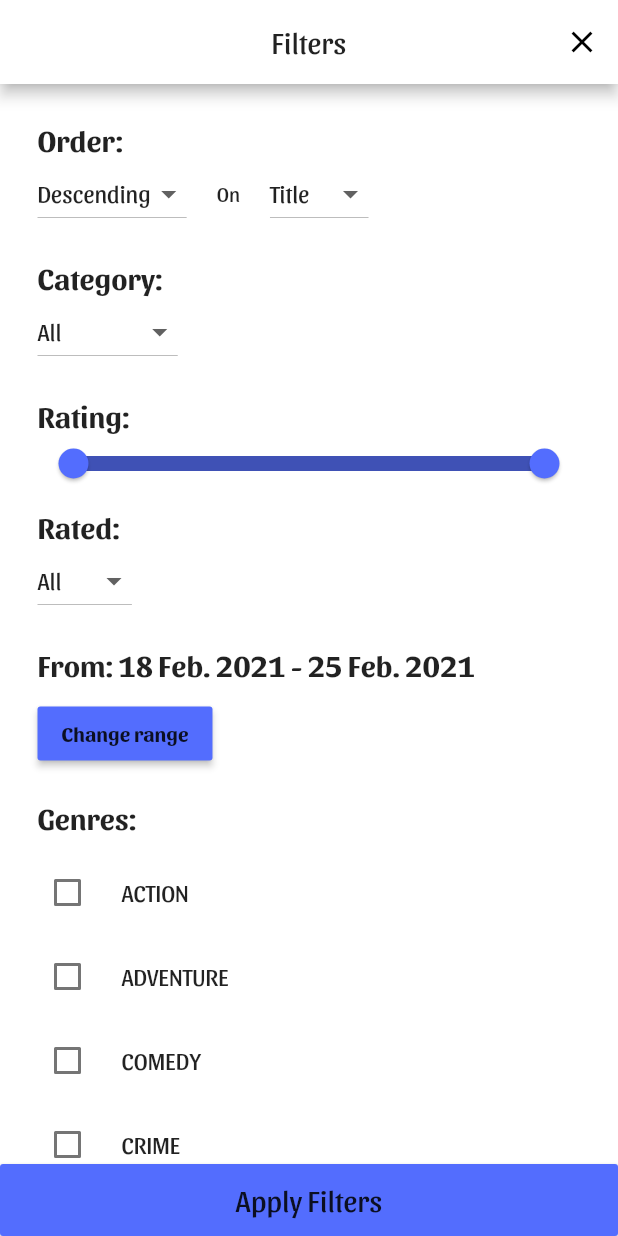
After one commit to Nimlion/Movie-Gems, a Flutter app: the FilterScreen screen opened directly, on a phone screen of 412 x 824 dp. The commit adds this screen. Run offline on Flutter 3.47's test engine with Material 2 defaults, Android fonts, the phone set to English and light mode, and no system bars; drawn by our look-alikes of overlay_support; our stand-ins replace cloud_firestore, firebase_auth, firebase_core, flutter_svg, shared_preferences; accounts and stored records are empty; network calls fail.

Commit message:
Added the filter movies screen
List of movies can now be filtered by rating, date, order, MPAA rating, category and genres. Also added is a new Page animation and consistency updates to the add  page.

```diff
--- a/lib/controller/routes.dart
+++ b/lib/controller/routes.dart
@@ -56,4 +56,26 @@ class PageRoutes {
       },
     );
   }
+
+  static Route<T> fromBottom<T>(PageBuilder page,
+      [SharedAxisTransitionType type = SharedAxisTransitionType.scaled,
+      double duration = 0.5]) {
+    return PageRouteBuilder<T>(
+      transitionDuration: Duration(milliseconds: (duration * 1000).round()),
+      pageBuilder: (context, animation, secondaryAnimation) => page(),
+      transitionsBuilder: (context, animation, secondaryAnimation, child) {
+        var begin = Offset(0.0, -1.0);
+        var end = Offset.zero;
+        var curve = Curves.decelerate;
+
+        var tween =
+            Tween(begin: begin, end: end).chain(CurveTween(curve: curve));
+
+        return SlideTransition(
+          position: animation.drive(tween),
+          child: child,
+        );
+      },
+    );
+  }
 }
--- a/lib/model/repository.dart
+++ b/lib/model/repository.dart
@@ -1,3 +1,7 @@
+import 'package:flutter/cupertino.dart';
+
+import 'movie.dart';
+
 /*
 * This is a local memory of the app and all its settings
 * Programmer: Hosam Darwish
@@ -15,4 +19,9 @@ class Repo {
   static double regularFont = 20;
   static double largeFont = 22;
   static double giantFont = 26;
+
+  // Passing of variables
+  static List<Movie> movieList = List();
+  static ValueNotifier<List<Movie>> movieListenable =
+      ValueNotifier<List<Movie>>(List());
 }
--- a/lib/views/screens/add_screen.dart
+++ b/lib/views/screens/add_screen.dart
@@ -190,7 +190,7 @@ class _AddScreenState extends State<AddScreen> {
           ),
           SliderTheme(
             data: SliderTheme.of(context).copyWith(
-              trackHeight: 4.0,
+              trackHeight: 6.0,
               thumbShape: RoundSliderThumbShape(enabledThumbRadius: 10.0),
               thumbColor: Colours.primaryColor,
               overlayShape: RoundSliderOverlayShape(overlayRadius: 0.0),
--- /dev/null
+++ b/lib/views/screens/filter_screen.dart
@@ -0,0 +1,436 @@
+import 'package:flutter/material.dart';
+import 'package:intl/intl.dart';
+import 'package:movie_gems/model/colors.dart';
+import 'package:movie_gems/model/movie.dart';
+import 'package:movie_gems/model/repository.dart';
+
+class FilterScreen extends StatefulWidget {
+  const FilterScreen({Key key}) : super(key: key);
+
+  @override
+  _FilterScreenState createState() => _FilterScreenState();
+}
+
+class _FilterScreenState extends State<FilterScreen> {
+  int _category = 3;
+  RangeValues _ratingRange = RangeValues(0, 10);
+  String _mpaa = "All";
+  DateTimeRange _dateRange = DateTimeRange(
+      start: DateTime.now().subtract(Duration(days: 7)), end: DateTime.now());
+  String _order = "desc";
+  String _orderOn = "title";
+  bool _rangeUpdated = false;
+  bool _orderUpdated = false;
+  List<String> _genres = List();
+
+  void updateList() {
+    setState(() {
+      Repo.movieListenable.value = List.of(Repo.movieList);
+      if (_category != 3) {
+        Repo.movieListenable.value = Repo.movieListenable.value
+            .where((movie) => movie.category == _category)
+            .toList();
+      }
+      if (_ratingRange != RangeValues(0, 10)) {
+        Repo.movieListenable.value = Repo.movieListenable.value
+            .where((movie) =>
+                movie.rating >= _ratingRange.start &&
+                movie.rating <= _ratingRange.end)
+            .toList();
+      }
+      if (_mpaa != "All") {
+        Repo.movieListenable.value = Repo.movieListenable.value
+            .where((movie) => movie.rated == _mpaa)
+            .toList();
+      }
+      if (_rangeUpdated == true) {
+        Repo.movieListenable.value = Repo.movieListenable.value
+            .where((movie) =>
+                movie.date.isAfter(_dateRange.start) &&
+                movie.date.isBefore(_dateRange.end))
+            .toList();
+      }
+      if (_genres.isNotEmpty) {
+        List<Movie> list = List();
+        _genres.forEach((genre) {
+          Repo.movieListenable.value.forEach((movie) {
+            print(genre + " - " + movie.genre);
+            if (movie.genre.toLowerCase().contains(genre)) {
+              list.add(movie);
+            }
+          });
+        });
+        Repo.movieListenable.value = list;
+      }
+      if (_orderUpdated == true) {
+        List<Movie> list = Repo.movieListenable.value;
+        if (_order == "desc") {
+          switch (_orderOn) {
+            case "title":
+              list.sort((a, b) => b.title.compareTo(a.title));
+              break;
+            case "date":
+              list.sort((a, b) => b.date.compareTo(a.date));
+              break;
+            case "rating":
+              list.sort((a, b) => b.rating.compareTo(a.rating));
+              break;
+          }
+        } else if (_order == "asc") {
+          switch (_orderOn) {
+            case "title":
+              list.sort((a, b) => a.title.compareTo(b.title));
+              break;
+            case "date":
+              list.sort((a, b) => a.date.compareTo(b.date));
+              break;
+            case "rating":
+              list.sort((a, b) => a.rating.compareTo(b.rating));
+              break;
+          }
+        }
+        Repo.movieListenable.value = List();
+        Repo.movieListenable.value = list;
+      }
+    });
+    Navigator.pop(context);
+  }
+
+  Widget _underTitle(String title) {
+    return Text(
+      title,
+      style:
+          TextStyle(fontSize: Repo.currFontsize, fontWeight: FontWeight.bold),
+    );
+  }
+
+  Widget _selectOrder() {
+    return Column(
+        crossAxisAlignment: CrossAxisAlignment.start,
+        mainAxisSize: MainAxisSize.min,
+        children: <Widget>[
+          _underTitle("Order:"),
+          Row(
+            children: [
+              DropdownButton(
+                value: _order,
+                dropdownColor: Colours.primaryColor,
+                items: [
+                  DropdownMenuItem(
+                    child: Text("Descending"),
+                    value: "desc",
+                  ),
+                  DropdownMenuItem(
+                    child: Text("Ascending"),
+                    value: "asc",
+                  ),
+                ],
+                onChanged: (value) {
+                  setState(() {
+                    _order = value;
+                    _orderUpdated = true;
+                  });
+                },
+              ),
+              SizedBox(width: 20),
+              Text("On"),
+              SizedBox(width: 20),
+              DropdownButton(
+                value: _orderOn,
+                dropdownColor: Colours.primaryColor,
+                items: [
+                  DropdownMenuItem(
+                    child: Text("Title"),
+                    value: "title",
+                  ),
+                  DropdownMenuItem(
+                    child: Text("Date"),
+                    value: "date",
+                  ),
+                  DropdownMenuItem(
+                    child: Text("Rating"),
+                    value: "rating",
+                  ),
+                ],
+                onChanged: (value) {
+                  setState(() {
+                    _orderOn = value;
+                    _orderUpdated = true;
+                  });
+                },
+              ),
+            ],
+          )
+        ]);
+  }
+
+  Widget _selectCategory() {
+    return Column(
+        crossAxisAlignment: CrossAxisAlignment.start,
+        mainAxisSize: MainAxisSize.min,
+        children: <Widget>[
+          _underTitle("Category:"),
+          DropdownButton(
+              value: _category,
+              dropdownColor: Colours.primaryColor,
+              items: [
+                DropdownMenuItem(
+                  child: Text("All"),
+                  value: 3,
+                ),
+                DropdownMenuItem(
+                  child: Text("Normal"),
+                  value: 0,
+                ),
+                DropdownMenuItem(
+                  child: Text("Favorite"),
+                  value: 1,
+                ),
+                DropdownMenuItem(
+                  child: Text("Movie Gem"),
+                  value: 2,
+                ),
+              ],
+              onChanged: (value) {
+                setState(() {
+                  _category = value;
+                });
+              })
+        ]);
+  }
+
+  Widget _ratingSlider() {
+    return Column(
+        crossAxisAlignment: CrossAxisAlignment.start,
+        mainAxisSize: MainAxisSize.min,
+        children: <Widget>[
+          _underTitle("Rating:"),
+          SizedBox(height: 10.0),
+          SliderTheme(
+              data: SliderTheme.of(context).copyWith(
+                trackHeight: 8.0,
+                thumbShape: RoundSliderThumbShape(enabledThumbRadius: 10.0),
+                thumbColor: Colours.primaryColor,
+                overlayShape: RoundSliderOverlayShape(overlayRadius: 0.0),
+                activeTickMarkColor: Colours.primaryColor,
+                inactiveTickMarkColor: Colours.primaryColor,
+                valueIndicatorColor: Colours.primaryColor,
+                valueIndicatorTextStyle: TextStyle(
+                  color: Colours.white,
+                ),
+              ),
+              child: Padding(
+                padding: EdgeInsets.only(left: 10, right: 10),
+                child: RangeSlider(
+                  values: _ratingRange,
+                  min: 0,
+                  max: 10,
+                  divisions: 100,
+                  labels: RangeLabels(
+                    _ratingRange.start.toStringAsFixed(1),
+                    _ratingRange.end.toStringAsFixed(1),
+                  ),
+                  onChanged: (RangeValues values) {
+                    setState(() {
+                      _ratingRange = values;
+                    });
+                  },
+                ),
+              ))
+        ]);
+  }
+
+  Widget _selectMPAA() {
+    return Column(
+        crossAxisAlignment: CrossAxisAlignment.start,
+        mainAxisSize: MainAxisSize.min,
+        children: <Widget>[
+          _underTitle("Rated:"),
+          DropdownButton(
+              value: _mpaa,
+              dropdownColor: Colours.primaryColor,
+              items: [
+                DropdownMenuItem(
+                  child: Text("All"),
+                  value: "All",
+                ),
+                DropdownMenuItem(
+                  child: Text("G"),
+                  value: "G",
+                ),
+                DropdownMenuItem(
+                  child: Text("PG"),
+                  value: "PG",
+                ),
+                DropdownMenuItem(
+                  child: Text("PG-13"),
+                  value: "PG-13",
+                ),
+                DropdownMenuItem(
+                  child: Text("R"),
+                  value: "R",
+                ),
+                DropdownMenuItem(
+                  child: Text("NC-17"),
+                  value: "NC-17",
+                ),
+              ],
+              onChanged: (value) {
+                setState(() {
+                  _mpaa = value;
+                });
+              })
+        ]);
+  }
+
+  Widget _selectDateRange(BuildContext context) {
+    return Column(
+      crossAxisAlignment: CrossAxisAlignment.start,
+      mainAxisSize: MainAxisSize.min,
+      children: <Widget>[
+        _underTitle("From: " +
+            DateFormat("dd MMM. yyyy")
+                .format(this._dateRange.start)
+                .toString() +
+            " - " +
+            DateFormat("dd MMM. yyyy").format(this._dateRange.end).toString()),
+        SizedBox(
+          height: 10.0,
+        ),
+        RaisedButton(
+          onPressed: () => _showDateRange(context),
+          child: Text(
+            'Change range',
+            style: TextStyle(fontWeight: FontWeight.bold),
+          ),
+          color: Colours.primaryColor,
+        ),
+      ],
+    );
+  }
+
+  Future _showDateRange(BuildContext context) async {
+    DateTimeRange picked = await showDateRangePicker(
+      initialEntryMode: DatePickerEntryMode.input,
+      context: context,
+      helpText: 'When was the movie watched',
+      initialDateRange: this._dateRange,
+      firstDate: DateTime(1900),
+      lastDate: this._dateRange.end,
+    );
+    if (picked != null && picked != this._dateRange) {
+      setState(() {
+        this._dateRange = picked;
+        this._rangeUpdated = true;
+      });
+    }
+  }
+
+  Widget _checkboxTile(String value) {
+    return CheckboxListTile(
+      title: Text(value.toUpperCase()),
+      value: _genres.contains(value),
+      contentPadding: EdgeInsets.zero,
+      activeColor: Colours.accentColor,
+      onChanged: (newValue) {
+        if (newValue == true) {
+          setState(() {
+            _genres.add(value);
+          });
+        } else if (newValue == false) {
+          setState(() {
+            _genres.remove(value);
+          });
+        }
+      },
+      controlAffinity: ListTileControlAffinity.leading,
+    );
+  }
+
+  Widget _selectGenres() {
+    List<String> genres = [
+      "action",
+      "adventure",
+      "comedy",
+      "crime",
+      "drama",
+      "fantasy",
+      "historical",
+      "horror",
+      "mystery",
+      "sci-fi",
+      "political",
+      "romance",
+      "triller",
+      "western",
+      "animation",
+      "musical",
+    ];
+    return Column(
+      crossAxisAlignment: CrossAxisAlignment.start,
+      mainAxisSize: MainAxisSize.min,
+      children: <Widget>[
+        _underTitle("Genres:"),
+        SizedBox(
+          height: 10.0,
+        ),
+        Column(
+          children: genres.map<Widget>((item) {
+            return _checkboxTile(item);
+          }).toList(),
+        ),
+      ],
+    );
+  }
+
+  Widget _applyButton() {
+    return RaisedButton(
+      padding: EdgeInsets.fromLTRB(25, 12, 25, 12),
+      color: Colours.primaryColor,
+      child: Text(
+        "Apply Filters",
+        style: TextStyle(fontSize: Repo.currFontsize),
+      ),
+      onPressed: () => this.updateList(),
+    );
+  }
+
+  @override
+  Widget build(BuildContext context) {
+    return Scaffold(
+      appBar: new AppBar(
+        centerTitle: true,
+        title: new Text('Filters'),
+        automaticallyImplyLeading: false,
+        actions: [
+          IconButton(
+              icon: Icon(Icons.close), onPressed: () => Navigator.pop(context)),
+        ],
+      ),
+      body: SafeArea(
+        child: SingleChildScrollView(
+          padding: EdgeInsets.symmetric(horizontal: 25),
+          child: Stack(
+            children: [
+              Column(crossAxisAlignment: CrossAxisAlignment.start, children: [
+                SizedBox(height: 25),
+                _selectOrder(),
+                SizedBox(height: 20),
+                _selectCategory(),
+                SizedBox(height: 20),
+                _ratingSlider(),
+                SizedBox(height: 20),
+                _selectMPAA(),
+                SizedBox(height: 20),
+                _selectDateRange(context),
+                SizedBox(height: 20),
+                _selectGenres(),
+              ]),
+            ],
+          ),
+        ),
+      ),
+      bottomNavigationBar: _applyButton(),
+    );
+  }
+}
```
